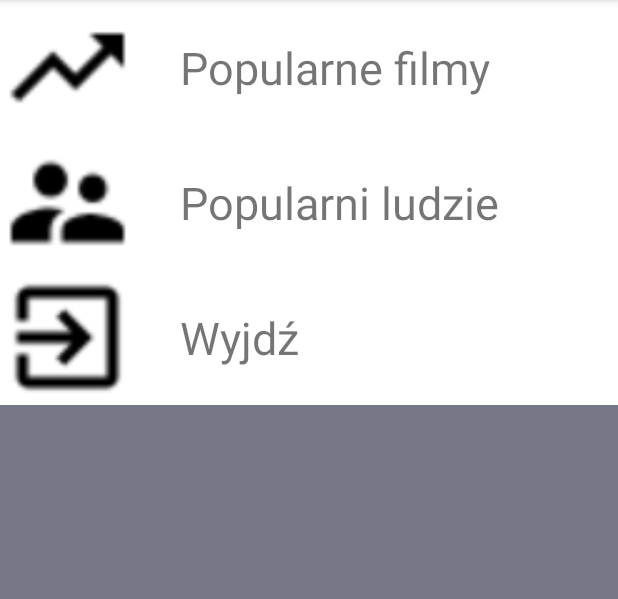
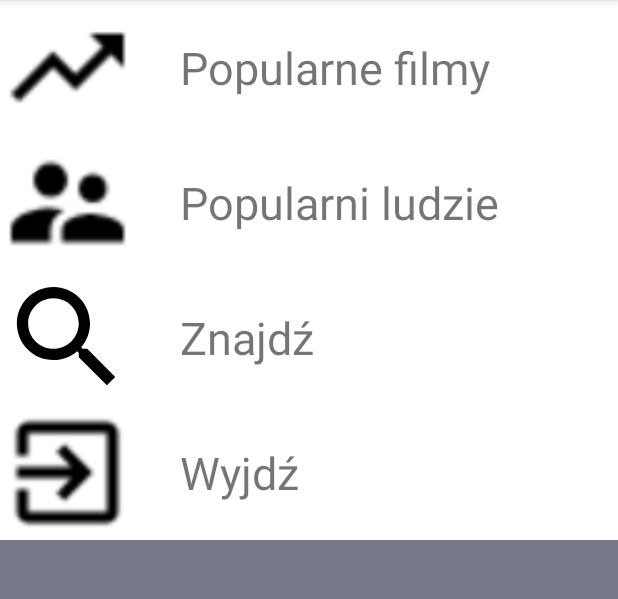
Before and after one commit to norles/Filmoteka, an Android app: the screen it shows after launch (MenuActivity), on a phone screen of 412 x 824 dp, the part 84-683 px from its top. Run offline under Robolectric (Android 15) with nearby library versions, the phone set to English and light mode, and no system bars.

Commit message:
Add Search to Menu

```diff
--- a/app/src/main/java/filmoteka/norles/github/com/filmoteka/MenuActivity.java
+++ b/app/src/main/java/filmoteka/norles/github/com/filmoteka/MenuActivity.java
@@ -13,6 +13,7 @@ public class MenuActivity extends AppCompatActivity {
 
     private LinearLayout menu_1;
     private LinearLayout menu_2;
+    private LinearLayout menu_3;
 
     private LinearLayout menu_exit;
 
@@ -25,6 +26,7 @@ public class MenuActivity extends AppCompatActivity {
 
         menu_1 = findViewById(R.id.menu_1);
         menu_2 = findViewById(R.id.menu_2);
+        menu_3 = findViewById(R.id.menu_3);
         menu_exit = findViewById(R.id.menu_exit);
 
         initViews();
@@ -43,6 +45,12 @@ public class MenuActivity extends AppCompatActivity {
                 changeActivity(PeopleActivity.class);
             }
         });
+        menu_3.setOnClickListener(new View.OnClickListener() {
+            @Override
+            public void onClick(View view) {
+                changeActivity(SearchActivity.class);
+            }
+        });
         menu_exit.setOnClickListener(new View.OnClickListener() {
             @Override
             public void onClick(View view) {
--- a/app/src/main/res/layout/content_menu.xml
+++ b/app/src/main/res/layout/content_menu.xml
@@ -57,6 +57,27 @@
         </LinearLayout>
 
         <LinearLayout
+                android:id="@+id/menu_3"
+                android:layout_width="match_parent"
+                android:layout_height="wrap_content"
+                android:orientation="horizontal"
+                android:gravity="center_vertical"
+                android:background="@color/cardview_light_background">
+
+            <ImageView
+                    android:layout_width="90dp"
+                    android:layout_height="90dp"
+                    android:src="@drawable/ic_search"/>
+
+            <TextView
+                    android:layout_width="wrap_content"
+                    android:layout_height="wrap_content"
+                    android:paddingLeft="@dimen/menu_left_padding"
+                    android:textSize="@dimen/menu_text_size"
+                    android:text="@string/search"/>
+        </LinearLayout>
+
+        <LinearLayout
                 android:id="@+id/menu_exit"
                 android:layout_width="match_parent"
                 android:layout_height="wrap_content"
```
